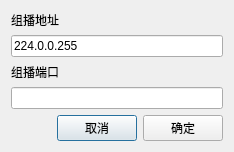
First picture: the form in src/pages/udp/SAKUdpMulticastEditingDialog.ui, repository x-tools-author/x-tools, before the edit.
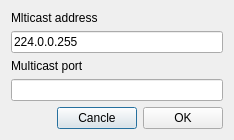
Second picture: the form after the edit.

```diff
--- a/src/pages/udp/SAKUdpMulticastEditingDialog.ui
+++ b/src/pages/udp/SAKUdpMulticastEditingDialog.ui
@@ -7,7 +7,7 @@
     <x>0</x>
     <y>0</y>
     <width>234</width>
-    <height>129</height>
+    <height>130</height>
    </rect>
   </property>
   <property name="windowTitle">
@@ -17,14 +17,14 @@
    <item row="4" column="1">
     <widget class="QPushButton" name="pushButton">
      <property name="text">
-      <string>取消</string>
+      <string>Cancle</string>
      </property>
     </widget>
    </item>
    <item row="4" column="2">
     <widget class="QPushButton" name="pushButton_2">
      <property name="text">
-      <string>确定</string>
+      <string>OK</string>
      </property>
     </widget>
    </item>
@@ -61,14 +61,14 @@
    <item row="0" column="0" colspan="3">
     <widget class="QLabel" name="label">
      <property name="text">
-      <string>组播地址</string>
+      <string>Mlticast address</string>
      </property>
     </widget>
    </item>
    <item row="2" column="0" colspan="3">
     <widget class="QLabel" name="label_2">
      <property name="text">
-      <string>组播端口</string>
+      <string>Multicast port</string>
      </property>
     </widget>
    </item>
```
